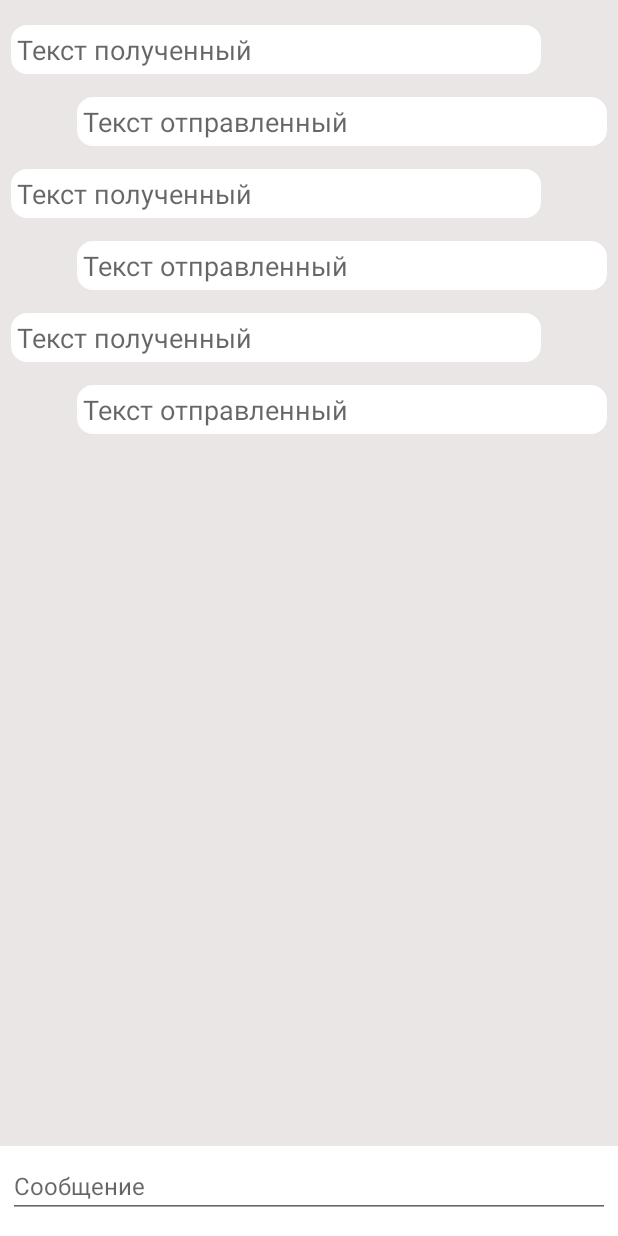
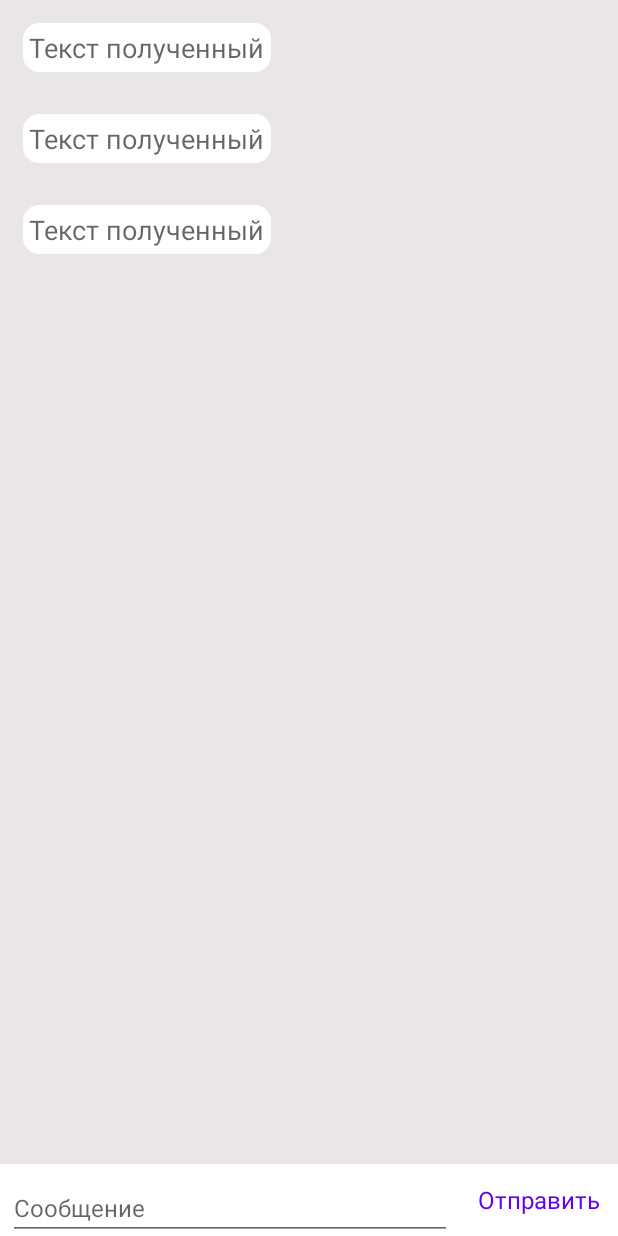
Before and after one commit to Paulik0182/chatApp, an Android app: the layout fragment_details_chat.xml on its own in the app's theme, with its tools: preview values and no code run, on a phone screen of 412 x 824 dp. Run offline under Robolectric (Android 15) with nearby library versions, the phone set to English and light mode, and no system bars.

Commit message:
Исправление разметки (заменен item, коррекция поля для ввода сообщения)

```diff
--- a/app/src/main/java/com/paulik/chatapp/ui/details/DetailsChatViewHolder.kt
+++ b/app/src/main/java/com/paulik/chatapp/ui/details/DetailsChatViewHolder.kt
@@ -5,24 +5,23 @@ import android.view.LayoutInflater
 import android.view.ViewGroup
 import androidx.recyclerview.widget.RecyclerView
 import com.paulik.chatapp.R
-import com.paulik.chatapp.databinding.ItemRecordMessagesBinding
+import com.paulik.chatapp.databinding.ItemMessagesNotMyBinding
 import com.paulik.chatapp.domain.entity.MessageEntity
 
 class DetailsChatViewHolder(
     parent: ViewGroup,
     val context: Context,
 ) : RecyclerView.ViewHolder(
-    LayoutInflater.from(parent.context).inflate(R.layout.item_record_messages, parent, false)
+    LayoutInflater.from(parent.context).inflate(R.layout.item_messages_not_my, parent, false)
 ) {
 
-    private val binding: ItemRecordMessagesBinding = ItemRecordMessagesBinding.bind(itemView)
+    private val binding: ItemMessagesNotMyBinding = ItemMessagesNotMyBinding.bind(itemView)
     private lateinit var messageEntity: MessageEntity
 
     fun bind(messageEntity: MessageEntity) {
         this.messageEntity = messageEntity
 
         binding.textMessageReceivedTextView.text = messageEntity.text
-        binding.textMessageSentTextView.text = messageEntity.text
     }
 
 }
--- a/app/src/main/res/layout/fragment_details_chat.xml
+++ b/app/src/main/res/layout/fragment_details_chat.xml
@@ -14,38 +14,46 @@
         <LinearLayout
             android:layout_width="match_parent"
             android:layout_height="0dp"
-            android:layout_weight="9"
+            android:layout_weight="1"
             android:background="@color/gray"
             android:orientation="vertical">
 
             <androidx.recyclerview.widget.RecyclerView
                 android:id="@+id/records_recycler_view"
                 android:layout_width="match_parent"
-                android:layout_height="0dp"
-                android:layout_weight="1"
+                android:layout_height="match_parent"
                 android:padding="1dp"
                 android:scrollbars="vertical"
-                tools:listitem="@layout/item_record_messages" />
+                tools:listitem="@layout/item_messages_not_my" />
 
         </LinearLayout>
 
         <LinearLayout
             android:layout_width="match_parent"
-            android:layout_height="0dp"
-            android:layout_weight="0.7"
+            android:layout_height="wrap_content"
             android:orientation="horizontal">
 
             <EditText
                 android:id="@+id/description_edit_text"
-                android:layout_width="match_parent"
+                android:layout_width="0dp"
                 android:layout_height="wrap_content"
+                android:layout_weight="1"
                 android:layout_marginStart="5dp"
                 android:layout_marginTop="5dp"
                 android:layout_marginEnd="5dp"
                 android:gravity="start"
                 android:hint="Сообщение"
-                android:inputType="textLongMessage"
+                android:inputType="textMultiLine"
+                android:maxLines="6"
                 android:textColor="@color/black"
+                android:textSize="16dp" />
+
+            <com.google.android.material.button.MaterialButton
+                android:id="@+id/send_message_button"
+                style="@style/Widget.Material3.Button.TextButton"
+                android:layout_width="wrap_content"
+                android:layout_height="wrap_content"
+                android:text="Отправить"
                 android:textSize="16dp" />
 
         </LinearLayout>
--- /dev/null
+++ b/app/src/main/res/layout/item_messages_my.xml
@@ -0,0 +1,23 @@
+<?xml version="1.0" encoding="utf-8"?>
+<androidx.constraintlayout.widget.ConstraintLayout xmlns:android="http://schemas.android.com/apk/res/android"
+    xmlns:app="http://schemas.android.com/apk/res-auto"
+    android:layout_width="match_parent"
+    android:layout_height="wrap_content"
+    android:background="@color/gray">
+
+    <TextView
+        android:id="@+id/text_message_sent_text_view"
+        android:layout_width="wrap_content"
+        android:layout_height="wrap_content"
+        android:layout_margin="14dp"
+        android:background="@drawable/border"
+        android:gravity="end"
+        android:hint="Текст мой"
+        android:padding="4dp"
+        android:textColor="@color/black"
+        android:textSize="18sp"
+        app:layout_constraintBottom_toBottomOf="parent"
+        app:layout_constraintRight_toRightOf="parent"
+        app:layout_constraintTop_toTopOf="parent" />
+
+</androidx.constraintlayout.widget.ConstraintLayout>
--- /dev/null
+++ b/app/src/main/res/layout/item_messages_not_my.xml
@@ -0,0 +1,23 @@
+<?xml version="1.0" encoding="utf-8"?>
+<androidx.constraintlayout.widget.ConstraintLayout xmlns:android="http://schemas.android.com/apk/res/android"
+    xmlns:app="http://schemas.android.com/apk/res-auto"
+    android:layout_width="match_parent"
+    android:layout_height="wrap_content"
+    android:background="@color/gray">
+
+    <TextView
+        android:id="@+id/text_message_received_text_view"
+        android:layout_width="wrap_content"
+        android:layout_height="wrap_content"
+        android:layout_margin="14dp"
+        android:background="@drawable/border"
+        android:gravity="start"
+        android:hint="Текст полученный"
+        android:padding="4dp"
+        android:textColor="@color/black"
+        android:textSize="18sp"
+        app:layout_constraintBottom_toBottomOf="parent"
+        app:layout_constraintLeft_toLeftOf="parent"
+        app:layout_constraintTop_toTopOf="parent" />
+
+</androidx.constraintlayout.widget.ConstraintLayout>
--- a/app/src/main/res/layout/item_record_messages.xml
+++ /dev/null
@@ -1,60 +0,0 @@
-<?xml version="1.0" encoding="utf-8"?>
-<com.google.android.material.card.MaterialCardView xmlns:android="http://schemas.android.com/apk/res/android"
-    android:layout_width="match_parent"
-    android:layout_height="wrap_content"
-    android:clickable="true"
-    android:focusable="true">
-
-    <LinearLayout
-        android:layout_width="match_parent"
-        android:layout_height="wrap_content"
-        android:background="@color/gray"
-        android:orientation="vertical">
-
-        <LinearLayout
-            android:layout_width="match_parent"
-            android:layout_height="wrap_content"
-            android:layout_marginStart="6dp"
-            android:layout_marginTop="15dp"
-            android:layout_marginEnd="50dp"
-            android:layout_weight="1"
-            android:background="@drawable/border"
-            android:orientation="vertical">
-
-            <TextView
-                android:id="@+id/text_message_received_text_view"
-                android:layout_width="match_parent"
-                android:layout_height="wrap_content"
-                android:layout_margin="4dp"
-                android:gravity="start"
-                android:hint="Текст полученный"
-                android:textColor="@color/black"
-                android:textSize="18sp" />
-
-        </LinearLayout>
-
-        <LinearLayout
-            android:layout_width="match_parent"
-            android:layout_height="wrap_content"
-            android:layout_marginStart="50dp"
-            android:layout_marginTop="15dp"
-            android:layout_marginEnd="6dp"
-            android:layout_weight="1"
-            android:background="@drawable/border"
-            android:orientation="vertical">
-
-            <TextView
-                android:id="@+id/text_message_sent_text_view"
-                android:layout_width="match_parent"
-                android:layout_height="wrap_content"
-                android:layout_margin="4dp"
-                android:gravity="start"
-                android:hint="Текст отправленный"
-                android:textColor="@color/black"
-                android:textSize="18sp" />
-
-        </LinearLayout>
-
-    </LinearLayout>
-
-</com.google.android.material.card.MaterialCardView>
```
